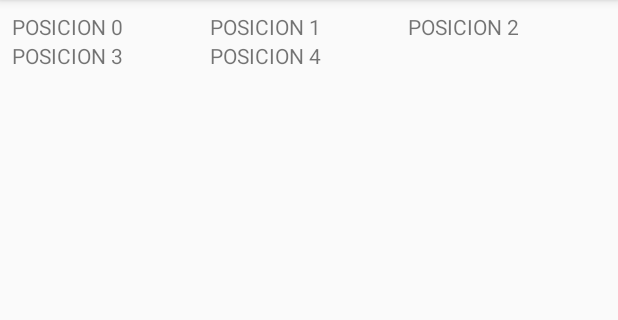
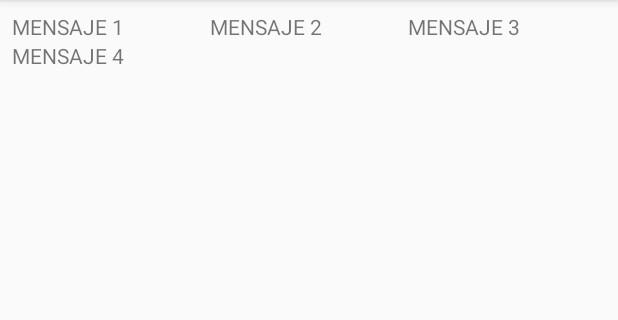
Before and after one commit to sergioarranz/PMDM_Actividad3, an Android app: the MessagesListFragment screen opened directly, with no data from a screen before it, on a phone screen of 412 x 824 dp, the part 84-404 px from its top. Run offline under Robolectric (Android 15) with nearby library versions, the phone set to English and light mode, and no system bars.

Commit message:
ArrayList con datos en celdas

```diff
--- a/milib/src/main/java/fragments/MessagesListAdapter.java
+++ b/milib/src/main/java/fragments/MessagesListAdapter.java
@@ -8,11 +8,19 @@ import android.widget.TextView;
 
 import com.utad.sergio.milib.R;
 
+import java.util.ArrayList;
+
 /**
  * Created by sergio on 18/12/17.
  */
 
 public class MessagesListAdapter extends RecyclerView.Adapter<MessagesViewHolder> {
+
+    private ArrayList<String> messages;
+
+    public MessagesListAdapter(ArrayList<String> messages){
+        this.messages=messages;
+    }
     @Override
     public MessagesViewHolder onCreateViewHolder(ViewGroup parent, int viewType) {
         // Inflamos XML de la Celda
@@ -23,13 +31,13 @@ public class MessagesListAdapter extends RecyclerView.Adapter<MessagesViewHolder
 
     @Override
     public void onBindViewHolder(MessagesViewHolder holder, int position) {
-        holder.txtMsg.setText("POSICION "+position);
+        holder.txtMsg.setText(messages.get(position));
     }
 
     @Override
     public int getItemCount() {
 
-        return 5;
+        return messages.size();
     }
 }
 
--- a/milib/src/main/java/fragments/MessagesListFragment.java
+++ b/milib/src/main/java/fragments/MessagesListFragment.java
@@ -10,6 +10,8 @@ import android.view.View;
 import android.view.ViewGroup;
 
 import com.utad.sergio.milib.R;
+
+import java.util.ArrayList;
 
 /**
  * A simple {@link Fragment} subclass.
@@ -30,7 +32,13 @@ public class MessagesListFragment extends Fragment {
         View v=inflater.inflate(R.layout.fragment_messages_list, container, false);
         recyclerView=v.findViewById(R.id.msgList);
         recyclerView.setLayoutManager(new GridLayoutManager(getContext(),3));
-        MessagesListAdapter messagesListAdapter = new MessagesListAdapter();
+
+        ArrayList<String> mData=new ArrayList<>();
+        mData.add("MENSAJE 1");
+        mData.add("MENSAJE 2");
+        mData.add("MENSAJE 3");
+        mData.add("MENSAJE 4");
+        MessagesListAdapter messagesListAdapter = new MessagesListAdapter(mData);
         recyclerView.setAdapter(messagesListAdapter);
 
         return v;
```
Also changed, not shown: 6 other files.
